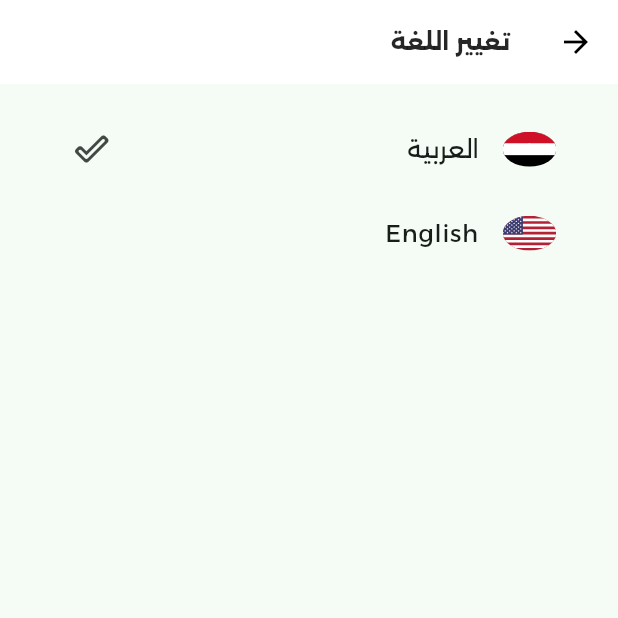
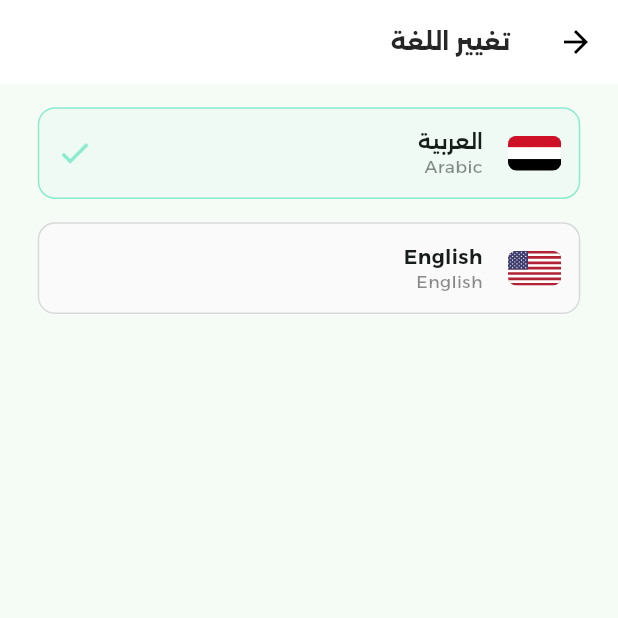
Before and after one commit to AhmedShehatah/Schooly, a Flutter app: the ChangeLanguage screen opened directly, on a phone screen of 412 x 824 dp, the top half of it. Run offline on Flutter 3.47's test engine with Material 3 defaults, Android fonts, the phone set to English and light mode, and no system bars; drawn by our look-alikes of toastification; our stand-ins replace cached_network_image, camera, dio, dropdown_button2, file_picker, flutter_bloc and 16 more; missing offline and left inert: agora_rtc_engine, awesome_dio_interceptor; accounts and stored records are empty; generated files the repository leaves out were written again; statements that could not run were skipped.

Commit message:
fix : change language

```diff
--- a/lib/presentation/setting/pages/change_language.dart
+++ b/lib/presentation/setting/pages/change_language.dart
@@ -2,7 +2,6 @@ import 'package:flutter/material.dart';
 import 'package:flutter_screenutil/flutter_screenutil.dart';
 
 import '../../../app/di/injection_container.dart';
-import '../../../core/assets/assets.gen.dart';
 import '../../../core/assets/assets.gen.dart';
 import '../../../core/localization/localization_manager.dart';
 import '../../../core/theme/palette.dart';
@@ -38,50 +37,82 @@ class _ChangeLanguageState extends State<ChangeLanguage> {
       ),
       body: Padding(
         padding: EdgeInsets.symmetric(horizontal: 24.w, vertical: 16.h),
-          child: ListView(
+        child: Column(
           children: [
-              ListTile(
+            _buildLangOption(
+              flag: Assets.icons.ar.svg(fit: BoxFit.cover),
+              name: 'العربية',
+              sub: 'Arabic',
+              isSelected: isArabic,
               onTap: () {
-                  setState(() {
-                    isArabic = true;
-                  });
+                setState(() => isArabic = true);
                 sl<LocaleCubit>().toArabic();
               },
-                leading: SizedBox(
-                  width: 34.w,
-                  height: 24.h,
-                  child: ClipOval(
-                    child: Assets.icons.ar.svg(
-                      fit: BoxFit.cover,
             ),
-                  ),
-                ),
-                trailing:
-                    isArabic ? const Icon(Icons.done_outline_rounded) : null,
-                title: const Text('العربية'),
-              ),
-              ListTile(
+            16.verticalSpace,
+            _buildLangOption(
+              flag: Assets.icons.us.svg(fit: BoxFit.cover),
+              name: 'English',
+              sub: 'English',
+              isSelected: !isArabic,
               onTap: () {
-                  setState(() {
-                    isArabic = false;
-                  });
+                setState(() => isArabic = false);
                 sl<LocaleCubit>().toEnglish();
               },
-                leading: SizedBox(
-                  width: 34.w,
-                  height: 24.h,
-                  child: ClipOval(
-                    child: Assets.icons.us.svg(
-                      fit: BoxFit.cover,
-                    ),
-                  ),
-                ),
-                trailing:
-                    !isArabic ? const Icon(Icons.done_outline_rounded) : null,
-                title: const Text('English'),
             ),
           ],
         ),
-        ));
+      ),
+    );
+  }
+
+  Widget _buildLangOption({
+    required Widget flag,
+    required String name,
+    required String sub,
+    required bool isSelected,
+    required VoidCallback onTap,
+  }) {
+    return InkWell(
+      onTap: onTap,
+      borderRadius: BorderRadius.circular(12.r),
+      child: Container(
+        padding: EdgeInsets.all(12.r),
+        decoration: BoxDecoration(
+          color: isSelected
+              ? Palette.primary.color1.withOpacity(0.1)
+              : Palette.neutral.color2,
+          border: Border.all(
+            color: isSelected ? Palette.primary.color3 : Palette.neutral.color5,
+            width: 1,
+          ),
+          borderRadius: BorderRadius.circular(12.r),
+        ),
+        child: Row(
+          children: [
+            ClipRRect(
+              borderRadius: BorderRadius.circular(6.r),
+              child: SizedBox(width: 34.w, height: 24.h, child: flag),
+            ),
+            16.horizontalSpace,
+            Column(
+              crossAxisAlignment: CrossAxisAlignment.start,
+              children: [
+                Text(name,
+                    style: TextStyle(
+                        fontSize: 14.sp, fontWeight: FontWeight.w600)),
+                Text(sub,
+                    style: TextStyle(
+                      fontSize: 12.sp,
+                      color: Palette.character.secondary45,
+                    )),
+              ],
+            ),
+            const Spacer(),
+            if (isSelected) Icon(Icons.done, color: Palette.primary.color3),
+          ],
+        ),
+      ),
+    );
   }
 }
```
Lines whose indentation alone changed are shown as unchanged.
